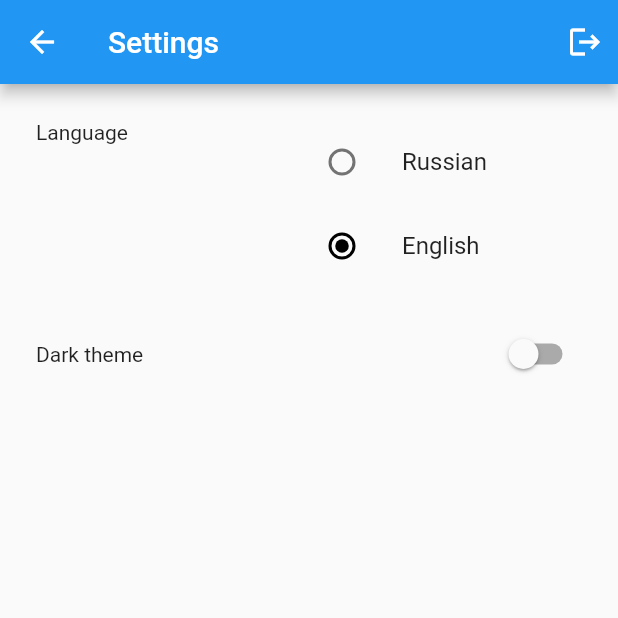
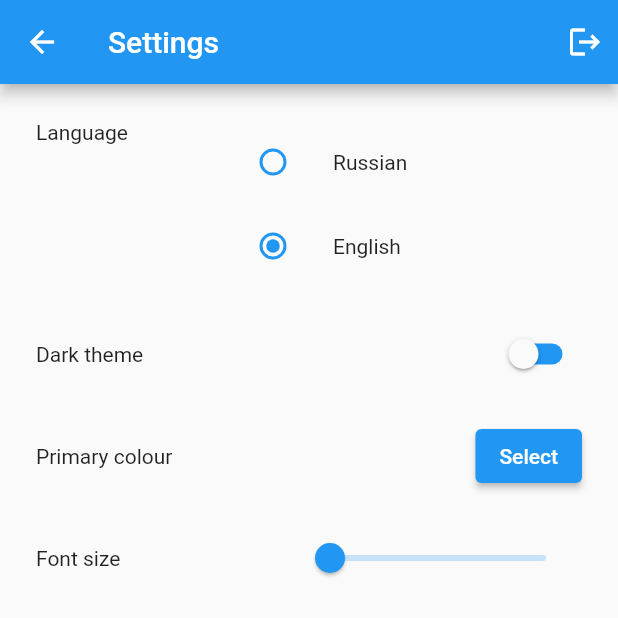
Before and after one commit to Ajololr/Flutter-Journal, a Flutter app: the SettingsScreen screen opened directly, on a phone screen of 412 x 824 dp, the top half of it. Run offline on Flutter 3.47's test engine with Material 2 defaults, Android fonts, the phone set to English and light mode, and no system bars; our stand-ins replace chewie, cloud_firestore, firebase_auth, firebase_core, firebase_storage, flutter_colorpicker and 4 more; accounts and stored records are empty.

Commit message:
complete settings

```diff
--- a/assets/locale/Locale.en.json
+++ b/assets/locale/Locale.en.json
@@ -36,5 +36,6 @@
   "lang_en": "English",
   "font_size": "Font size",
   "primary_colour": "Primary colour",
-  "dark_theme": "Dark theme"
+  "dark_theme": "Dark theme",
+  "select": "Select"
 }
--- a/assets/locale/Locale.ru.json
+++ b/assets/locale/Locale.ru.json
@@ -34,7 +34,8 @@
   "lang": "Язык",
   "lang_ru": "Русский",
   "lang_en": "Английский",
-  "font_size": "Размер шрифта",
-  "primary_colour": "Основной цвет",
-  "dark_theme": "Тёмная тема"
+  "font_size": "Шрифта",
+  "primary_colour": "Цвет",
+  "dark_theme": "Тёмная тема",
+  "select": "Выбрать"
 }
--- a/lib/models/theme.model.dart
+++ b/lib/models/theme.model.dart
@@ -4,49 +4,112 @@ import 'package:flutter_group_journal/utils/storageManager.dart';
 
 class ThemeModel extends ChangeNotifier {
   bool isDark = false;
-
-  final darkTheme = ThemeData(
-    brightness: Brightness.dark,
-    backgroundColor: const Color(0xFF212121),
-    accentColor: Colors.white,
-    accentIconTheme: IconThemeData(color: Colors.black),
-    dividerColor: Colors.black12,
-  );
-
-  final lightTheme = ThemeData(
-    brightness: Brightness.light,
-    backgroundColor: const Color(0xFFE5E5E5),
-    accentColor: Colors.black,
-  );
+  double fontSize = 14;
+  static Color _mainColor = Colors.blue;
 
   ThemeData _themeData;
   ThemeData getTheme() => _themeData;
+
+  Color getMainColor() => _mainColor;
+
+  _getLightTheme() => ThemeData(
+      brightness: Brightness.light,
+      backgroundColor: const Color(0xFFE5E5E5),
+      primaryColor: _mainColor,
+      accentColor: _mainColor,
+      switchTheme: SwitchThemeData(trackColor: MaterialStateProperty.all<Color>(_mainColor)),
+      sliderTheme: SliderThemeData(
+        activeTrackColor: _mainColor.withOpacity(0.5),
+        thumbColor: _mainColor,
+      ),
+      radioTheme: RadioThemeData(fillColor: MaterialStateProperty.all<Color>(_mainColor)),
+      elevatedButtonTheme: ElevatedButtonThemeData(
+          style: ButtonStyle(
+              backgroundColor: MaterialStateProperty.all<Color>(_mainColor))),
+      textTheme: TextTheme(
+        headline1: TextStyle(fontSize: fontSize),
+        headline2: TextStyle(fontSize: fontSize),
+        headline3: TextStyle(fontSize: fontSize),
+        headline4: TextStyle(fontSize: fontSize),
+        headline5: TextStyle(fontSize: fontSize),
+        headline6: TextStyle(fontSize: fontSize),
+        subtitle1: TextStyle(fontSize: fontSize),
+        subtitle2: TextStyle(fontSize: fontSize),
+        bodyText1: TextStyle(fontSize: fontSize),
+        bodyText2: TextStyle(fontSize: fontSize),
+        caption: TextStyle(fontSize: fontSize),
+        button: TextStyle(fontSize: fontSize),
+        overline: TextStyle(fontSize: fontSize),
+      ));
+
+  _getDarkTheme() => ThemeData(
+      brightness: Brightness.dark,
+      backgroundColor: const Color(0xFF212121),
+      primaryColor: _mainColor,
+      accentColor: _mainColor,
+      switchTheme: SwitchThemeData(
+        trackColor: MaterialStateProperty.all<Color>(_mainColor.withOpacity(0.5)),
+        thumbColor: MaterialStateProperty.all<Color>(_mainColor)
+      ),
+      sliderTheme: SliderThemeData(
+        activeTrackColor: _mainColor.withOpacity(0.5),
+        thumbColor: _mainColor,
+      ),
+      radioTheme: RadioThemeData(fillColor: MaterialStateProperty.all<Color>(_mainColor)),
+      elevatedButtonTheme: ElevatedButtonThemeData(
+          style: ButtonStyle(
+              backgroundColor: MaterialStateProperty.all<Color>(_mainColor))),
+      textTheme: TextTheme(
+        headline1: TextStyle(fontSize: fontSize),
+        headline2: TextStyle(fontSize: fontSize),
+        headline3: TextStyle(fontSize: fontSize),
+        headline4: TextStyle(fontSize: fontSize),
+        headline5: TextStyle(fontSize: fontSize),
+        headline6: TextStyle(fontSize: fontSize),
+        subtitle1: TextStyle(fontSize: fontSize),
+        subtitle2: TextStyle(fontSize: fontSize),
+        bodyText1: TextStyle(fontSize: fontSize),
+        bodyText2: TextStyle(fontSize: fontSize),
+        caption: TextStyle(fontSize: fontSize),
+        button: TextStyle(fontSize: fontSize),
+        overline: TextStyle(fontSize: fontSize),
+      ));
 
   ThemeModel() {
     StorageManager.readData('themeMode').then((value) {
       var themeMode = value ?? 'light';
       if (themeMode == 'light') {
         isDark = false;
-        _themeData = lightTheme;
+        _themeData = _getLightTheme();
       } else {
         isDark = true;
         print('setting dark theme');
-        _themeData = darkTheme;
+        _themeData = _getDarkTheme();
       }
       notifyListeners();
     });
   }
 
+  void setMainColor(Color color) {
+    _mainColor = color;
+    isDark ? setDarkMode() : setLightMode();
+  }
+
+  void setFontSize(double size) {
+    fontSize = size;
+    isDark ? setDarkMode() : setLightMode();
+  }
+
   void setDarkMode() async {
     isDark = true;
-    _themeData = darkTheme;
+    _themeData = _getDarkTheme();
     StorageManager.saveData('themeMode', 'dark');
     notifyListeners();
   }
 
   void setLightMode() async {
     isDark = false;
-    _themeData = lightTheme;
+    _themeData = _getLightTheme();
     StorageManager.saveData('themeMode', 'light');
     notifyListeners();
   }
--- a/lib/widgets/SettingsScreen.dart
+++ b/lib/widgets/SettingsScreen.dart
@@ -1,5 +1,6 @@
 import 'package:flutter/material.dart';
 import 'package:provider/provider.dart';
+import 'package:flutter_colorpicker/flutter_colorpicker.dart';
 
 import 'package:flutter_group_journal/models/user.modal.dart';
 import 'package:flutter_group_journal/models/locale.modal.dart';
@@ -34,7 +35,6 @@ class _SettingsScreenState extends State<SettingsScreen> {
 
   @override
   Widget build(BuildContext context) {
-
     return Scaffold(
         appBar: AppBar(
           title: Text(Provider.of<LocaleModel>(context).getString("settings")),
@@ -60,10 +60,14 @@ class _SettingsScreenState extends State<SettingsScreen> {
                 children: [
                   Text(Provider.of<LocaleModel>(context).getString("lang")),
                   Container(
-                    width: 200,
+                    width: 230,
                     child: Column(
+                      mainAxisAlignment: MainAxisAlignment.start,
                       children: [
                         ListTile(
+                          // dense: true,
+                          contentPadding:
+                              EdgeInsets.all(0),
                           title: Text(Provider.of<LocaleModel>(context)
                               .getString("lang_ru")),
                           leading: Radio<Locale>(
@@ -73,6 +77,9 @@ class _SettingsScreenState extends State<SettingsScreen> {
                           ),
                         ),
                         ListTile(
+                          // dense: true,
+                          contentPadding:
+                              EdgeInsets.all(0),
                           title: Text(Provider.of<LocaleModel>(context)
                               .getString("lang_en")),
                           leading: Radio<Locale>(
@@ -97,6 +104,55 @@ class _SettingsScreenState extends State<SettingsScreen> {
                       onChanged: _onThemeChanged),
                 ],
               ),
+              SizedBox(height: 20),
+              Row(
+                mainAxisAlignment: MainAxisAlignment.spaceBetween,
+                children: [
+                  Text(Provider.of<LocaleModel>(context)
+                      .getString("primary_colour")),
+                  ElevatedButton(
+                      onPressed: () => showDialog(
+                            context: context,
+                            builder: (context) => AlertDialog(
+                              title: Text(Provider.of<LocaleModel>(context)
+                                  .getString("primary_colour")),
+                              content: SingleChildScrollView(
+                                child: ColorPicker(
+                                  pickerColor: Provider.of<ThemeModel>(context)
+                                      .getMainColor(),
+                                  onColorChanged:
+                                      Provider.of<ThemeModel>(context)
+                                          .setMainColor,
+                                ),
+                              ),
+                              actions: <Widget>[
+                                TextButton(
+                                  child: Text(Provider.of<LocaleModel>(context)
+                                      .getString("select")),
+                                  onPressed: () {
+                                    Navigator.of(context).pop();
+                                  },
+                                ),
+                              ],
+                            ),
+                          ),
+                      child: Text(Provider.of<LocaleModel>(context)
+                          .getString("select"))),
+                ],
+              ),
+              SizedBox(height: 20),
+              Row(
+                mainAxisAlignment: MainAxisAlignment.spaceBetween,
+                children: [
+                  Text(
+                      Provider.of<LocaleModel>(context).getString("font_size")),
+                  Slider(
+                      value: Provider.of<ThemeModel>(context).fontSize,
+                      onChanged: Provider.of<ThemeModel>(context).setFontSize,
+                      max: 28,
+                      min: 14)
+                ],
+              )
             ],
           ),
         ));
--- a/pubspec.yaml
+++ b/pubspec.yaml
@@ -36,6 +36,7 @@ dependencies:
   video_player: ^2.1.1
   google_maps_flutter: ^2.0.3
   shared_preferences: ^2.0.5
+  flutter_colorpicker: ^0.4.0
 
 dev_dependencies:
   flutter_test:
```
Also changed, not shown: pubspec.lock.
